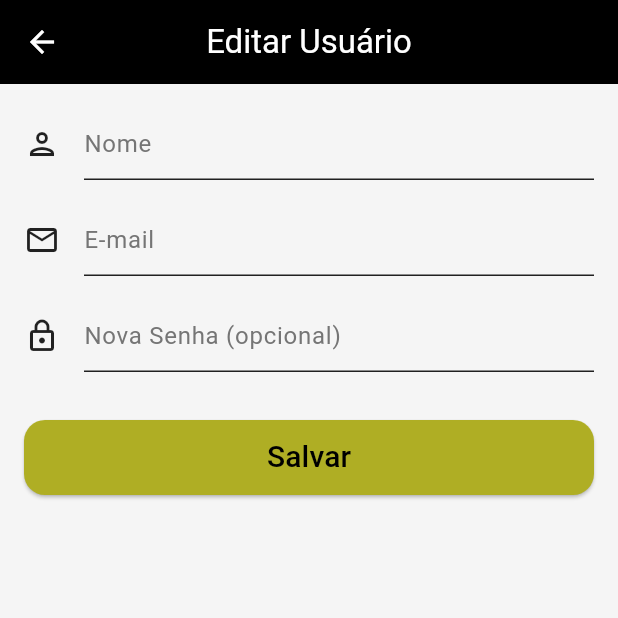
After one commit to LeonardoScatolin/App_Fluxo-Livre-ADMIN, a Flutter app: the EditUserPage screen opened by its route, on a phone screen of 412 x 824 dp, the top half of it. The commit adds this screen. Run offline on Flutter 3.47's test engine with Material 3 defaults, Android fonts, the phone set to English and light mode, and no system bars; our stand-ins replace shared_preferences; missing offline and left inert: validatorless; accounts and stored records are empty.

Commit message:
Feito página de usuários

```diff
--- a/lib/src/pages/admin_page.dart
+++ b/lib/src/pages/admin_page.dart
@@ -30,8 +30,6 @@ class AdminPage extends StatelessWidget {
         final routeName = item['route'] as String?;
         if (routeName != null && routeName.isNotEmpty) {
           Navigator.of(context).pushNamed(routeName);
-        } else {
-          print('Rota $routeName não existe');
         }
       },
       child: ClipRRect(
--- a/lib/src/pages/cad_usuario_page.dart
+++ b/lib/src/pages/cad_usuario_page.dart
@@ -33,7 +33,7 @@ class _CadUsuarioPageState extends State<CadUsuarioPage> {
         await Provider.of<UserRegisterProvider>(
           context,
           listen: false,
-        ).resterUser(user);
+        ).registerUser(user);
         if (mounted) {
           showSuccessSnackBar(context, 'Usuário Cadastrado com Sucesso!');
           Navigator.pushReplacement(
--- /dev/null
+++ b/lib/src/pages/edit_user_page.dart
@@ -0,0 +1,153 @@
+import 'package:app_fluxolivrep/src/models/user.dart';
+import 'package:app_fluxolivrep/src/providers/user_register_provider.dart';
+import 'package:app_fluxolivrep/src/utils/show_erro_snackbar.dart';
+import 'package:app_fluxolivrep/src/utils/show_success_snackbar.dart';
+import 'package:app_fluxolivrep/src/widget/input_login_widget.dart';
+import 'package:flutter/material.dart';
+import 'package:provider/provider.dart';
+import 'package:validatorless/validatorless.dart';
+
+class EditUserPage extends StatefulWidget {
+  const EditUserPage({super.key});
+
+  @override
+  State<EditUserPage> createState() => _EditUserPageState();
+}
+
+class _EditUserPageState extends State<EditUserPage> {
+  final _formKey = GlobalKey<FormState>();
+  final _nomeController = TextEditingController();
+  final _emailController = TextEditingController();
+  final _senhaController = TextEditingController();
+  bool _isLoading = false;
+  User? _user;
+
+  @override
+  void didChangeDependencies() {
+    super.didChangeDependencies();
+    if (_user == null) {
+      final user = ModalRoute.of(context)?.settings.arguments as User?;
+      if (user != null) {
+        _user = user;
+        _nomeController.text = user.name;
+        _emailController.text = user.email;
+      }
+    }
+  }
+
+  void _salvar() async {
+    if (_formKey.currentState!.validate()) {
+      setState(() => _isLoading = true);
+      try {
+        final user = User(
+          id: _user!.id,
+          name: _nomeController.text,
+          email: _emailController.text,
+          password: _senhaController.text.isEmpty ? _user!.password : _senhaController.text,
+        );
+
+        await Provider.of<UserRegisterProvider>(
+          context,
+          listen: false,
+        ).updateUser(user);
+
+        if (mounted) {
+          showSuccessSnackBar(context, 'Usuário atualizado com sucesso!');
+          Navigator.of(context).pop();
+        }
+      } catch (error) {
+        if (mounted) {
+          showErroSnackBar(context, error.toString());
+        }
+      } finally {
+        if (mounted) {
+          setState(() => _isLoading = false);
+        }
+      }
+    }
+  }
+
+  @override
+  Widget build(BuildContext context) {
+    return Scaffold(
+      appBar: AppBar(
+        centerTitle: true,
+        backgroundColor: const Color(0xFF000000),
+        foregroundColor: const Color(0xFFFFFFFF),
+        title: const Text('Editar Usuário'),
+      ),
+      backgroundColor: Colors.grey[100],
+      body: SingleChildScrollView(
+        child: Padding(
+          padding: const EdgeInsets.all(16.0),
+          child: Form(
+            key: _formKey,
+            child: Column(
+              children: [
+                InputLoginWidget(
+                  controller: _nomeController,
+                  icon: Icons.person_outlined,
+                  hint: 'Nome',
+                  validator: Validatorless.required('Campo Obrigatório'),
+                  textStyle: const TextStyle(color: Colors.black87),
+                  hintStyle: TextStyle(color: Colors.grey[600]),
+                  iconColor: Colors.black87,
+                ),
+                const SizedBox(height: 16),
+                InputLoginWidget(
+                  controller: _emailController,
+                  icon: Icons.email_outlined,
+                  hint: 'E-mail',
+                  validator: Validatorless.multiple([
+                    Validatorless.required('Campo Obrigatório'),
+                    Validatorless.email('E-mail inválido'),
+                  ]),
+                  textStyle: const TextStyle(color: Colors.black87),
+                  hintStyle: TextStyle(color: Colors.grey[600]),
+                  iconColor: Colors.black87,
+                ),
+                const SizedBox(height: 16),
+                InputLoginWidget(
+                  controller: _senhaController,
+                  icon: Icons.lock_outlined,
+                  hint: 'Nova Senha (opcional)',
+                  obscure: true,
+                  validator: _senhaController.text.isEmpty
+                      ? null
+                      : Validatorless.min(8, 'Mínimo de 8 caracteres'),
+                  textStyle: const TextStyle(color: Colors.black87),
+                  hintStyle: TextStyle(color: Colors.grey[600]),
+                  iconColor: Colors.black87,
+                ),
+                const SizedBox(height: 32),
+                SizedBox(
+                  width: double.infinity,
+                  height: 50,
+                  child: ElevatedButton(
+                    style: ElevatedButton.styleFrom(
+                      backgroundColor: const Color(0xFFAFAE24),
+                      shape: RoundedRectangleBorder(
+                        borderRadius: BorderRadius.circular(14),
+                      ),
+                    ),
+                    onPressed: _isLoading ? null : _salvar,
+                    child: _isLoading
+                        ? const CircularProgressIndicator()
+                        : const Text(
+                            'Salvar',
+                            style: TextStyle(
+                              fontSize: 20,
+                              fontWeight: FontWeight.w500,
+                              color: Color(0xFF000000),
+                            ),
+                          ),
+                  ),
+                ),
+              ],
+            ),
+          ),
+        ),
+      ),
+    );
+  }
+}
--- a/lib/src/providers/auth_provider.dart
+++ b/lib/src/providers/auth_provider.dart
@@ -38,5 +38,4 @@ class AuthProvider with ChangeNotifier{
       _token = await AuthApiService.getToken();
       notifyListeners();
     }
-
 }
--- a/lib/src/services/auth_api_service.dart
+++ b/lib/src/services/auth_api_service.dart
@@ -2,7 +2,6 @@ import 'dart:convert';
 import 'package:app_fluxolivrep/src/utils/constants.dart';
 import 'package:http/http.dart' as http;
 import 'package:shared_preferences/shared_preferences.dart';
-
 
 class AuthApiService {
    static const String baseUrl = Constants.baseUrl;
--- a/lib/src/widget/input_login_widget.dart
+++ b/lib/src/widget/input_login_widget.dart
@@ -7,6 +7,9 @@ class InputLoginWidget extends StatelessWidget {
   final TextInputType type;
   final TextEditingController controller;
   final String? Function(String?)? validator;
+  final TextStyle? textStyle;
+  final TextStyle? hintStyle;
+  final Color? iconColor;
 
   const InputLoginWidget({
     required this.icon,
@@ -15,22 +18,28 @@ class InputLoginWidget extends StatelessWidget {
     this.obscure = false,
     this.type = TextInputType.text,
     this.validator,
+    this.textStyle,
+    this.hintStyle,
+    this.iconColor,
     super.key,
-    });
+  });
 
   @override
   Widget build(BuildContext context) {
     return TextFormField(
       controller: controller,
       decoration: InputDecoration(
-        icon: Icon(icon, color: Color(0xFFFFFFFF)),
+        icon: Icon(icon, color: iconColor ?? const Color(0xFFFFFFFF)),
         hintText: hint,
-        hintStyle: TextStyle(color: Color(0xFFFFFFFF)),
-        focusedBorder: UnderlineInputBorder(
+        hintStyle: hintStyle ?? const TextStyle(color: Color(0xFFFFFFFF)),
+        focusedBorder: const UnderlineInputBorder(
           borderSide: BorderSide(color: Colors.pinkAccent),
         ),
+        enabledBorder: UnderlineInputBorder(
+          borderSide: BorderSide(color: iconColor ?? const Color(0xFFFFFFFF)),
+        ),
       ),
-      style: TextStyle(color: Color(0xFFFFFFFF)),
+      style: textStyle ?? const TextStyle(color: Color(0xFFFFFFFF)),
       obscureText: obscure,
       keyboardType: type,
       validator: validator,
```
Also changed, not shown: lib/src/app_fluxolivre.dart (+8 -4 lines), lib/src/pages/users_page.dart (added, +114 -0 lines), lib/src/providers/user_provider.dart (added, +38 -0 lines), lib/src/providers/user_register_provider.dart (+38 -5 lines), 1 other file.
